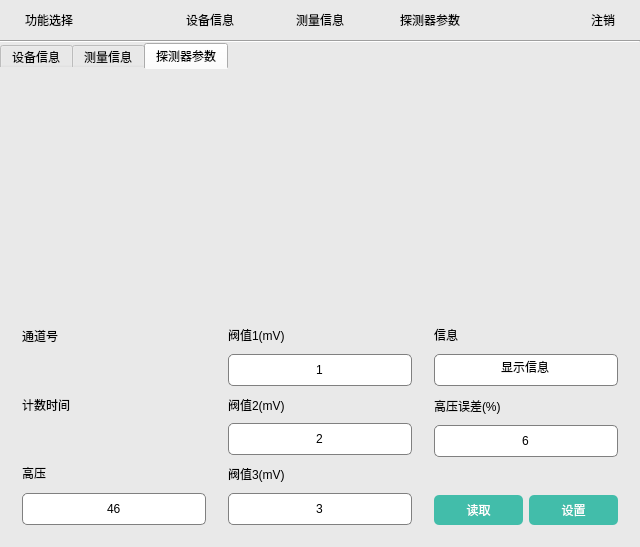
Before: the Qt Designer form Demo/desystemconfigwidget.ui in 13438120136/XDemo, drawn with Qt 5.
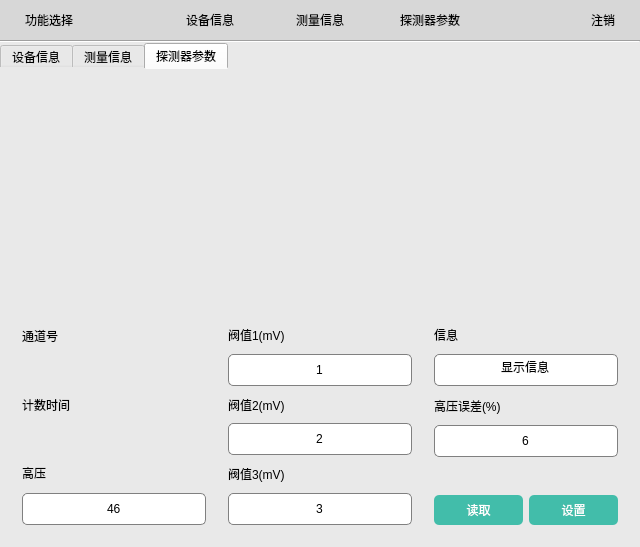
After: the same form once the commit is applied. The open tabs and pages were chosen to show the change. Icons and pictures are not drawn. Custom widgets are drawn as their Qt base class.

Commit message: 对测试界面调整

```diff
--- a/Demo/desystemconfigwidget.ui
+++ b/Demo/desystemconfigwidget.ui
@@ -96,7 +96,7 @@
 {
    min-height:40px;
    max-height:40px;
-   background-color: #E9E9E9;
+   background-color: #D7D7D7;
 }
 
 QPushButton
```
Left out of the diff: 2 changed lines with no effect on the pictures. The commit also changes 1 other file.
